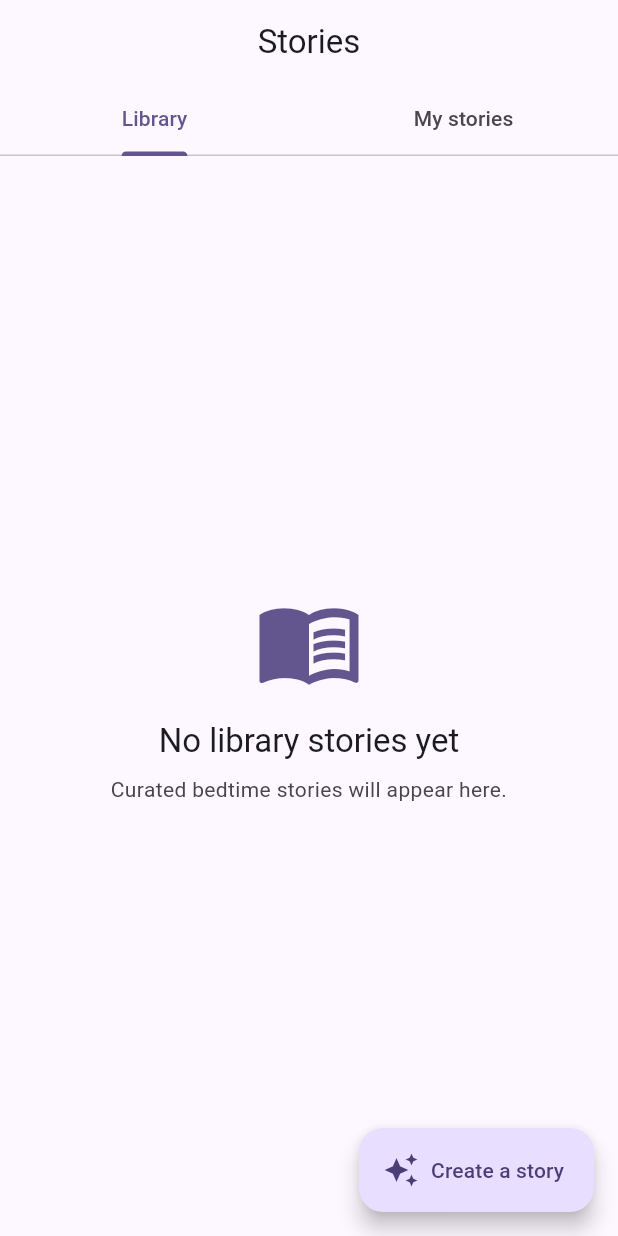
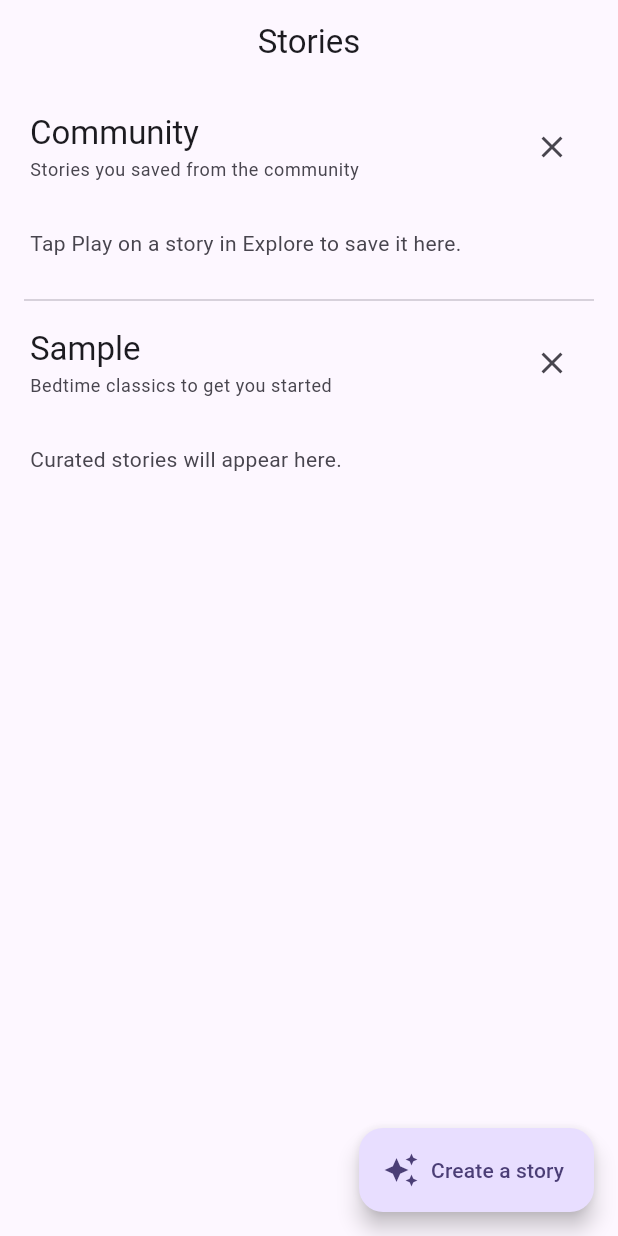
Before and after one commit to Kuramallc/kitty_story, a Flutter app: the StoriesScreen screen opened by its route, on a phone screen of 412 x 824 dp. Run offline on Flutter 3.47's test engine with Material 3 defaults, Android fonts, the phone set to English and light mode, and no system bars; our stand-ins replace audio_service, cloud_firestore, cloud_functions, firebase_auth, firebase_core, firebase_storage and 5 more; missing offline and left inert: firebase_app_check, record; accounts and stored records are empty.

Commit message:
feat(stories): unified collapsible Library (Created by me / Community / Sample)
Replace the tabbed Stories screen with a single scrolling Library of
collapsible sections: the user's generated stories (pinned to the top, hidden
when empty), saved community stories, and a curated sample set (pinned to the
bottom). Extract a reusable CollapsibleSection widget — tap the header or the
✕ to collapse a section down to its title.

Co-Authored-By: Claude Opus 4.8 <noreply@anthropic.com>

```diff
--- /dev/null
+++ b/lib/src/common/widgets/collapsible_section.dart
@@ -0,0 +1,93 @@
+import 'package:flutter/material.dart';
+
+/// A titled section whose body collapses down to just its header.
+///
+/// Tapping the header — or the trailing ✕ / chevron — toggles it, so secondary
+/// content (e.g. the Library's "Sample stories") can be tucked away inline
+/// without a navigation push. Starts expanded unless [initiallyExpanded] is
+/// `false`.
+class CollapsibleSection extends StatefulWidget {
+  const CollapsibleSection({
+    super.key,
+    required this.title,
+    required this.child,
+    this.subtitle,
+    this.initiallyExpanded = true,
+  });
+
+  final String title;
+  final String? subtitle;
+  final Widget child;
+  final bool initiallyExpanded;
+
+  @override
+  State<CollapsibleSection> createState() => _CollapsibleSectionState();
+}
+
+class _CollapsibleSectionState extends State<CollapsibleSection> {
+  late bool _expanded = widget.initiallyExpanded;
+
+  void _toggle() => setState(() => _expanded = !_expanded);
+
+  @override
+  Widget build(BuildContext context) {
+    final theme = Theme.of(context);
+    return Column(
+      crossAxisAlignment: CrossAxisAlignment.stretch,
+      children: [
+        InkWell(
+          onTap: _toggle,
+          borderRadius: BorderRadius.circular(14),
+          child: Padding(
+            padding: const EdgeInsets.symmetric(vertical: 6, horizontal: 4),
+            child: Row(
+              children: [
+                Expanded(
+                  child: Column(
+                    crossAxisAlignment: CrossAxisAlignment.start,
+                    children: [
+                      Text(widget.title, style: theme.textTheme.titleLarge),
+                      if (widget.subtitle != null)
+                        Padding(
+                          padding: const EdgeInsets.only(top: 2),
+                          child: Text(
+                            widget.subtitle!,
+                            style: theme.textTheme.bodySmall?.copyWith(
+                              color: theme.colorScheme.onSurfaceVariant,
+                            ),
+                          ),
+                        ),
+                    ],
+                  ),
+                ),
+                IconButton(
+                  onPressed: _toggle,
+                  tooltip: _expanded ? 'Collapse' : 'Expand',
+                  icon: AnimatedSwitcher(
+                    duration: const Duration(milliseconds: 150),
+                    child: Icon(
+                      _expanded ? Icons.close : Icons.expand_more,
+                      key: ValueKey<bool>(_expanded),
+                    ),
+                  ),
+                ),
+              ],
+            ),
+          ),
+        ),
+        // Animate the collapse; AnimatedSize clips the overflow as it shrinks.
+        AnimatedSize(
+          duration: const Duration(milliseconds: 220),
+          curve: Curves.easeInOut,
+          alignment: Alignment.topCenter,
+          child: _expanded
+              ? Padding(
+                  padding: const EdgeInsets.only(top: 8),
+                  child: widget.child,
+                )
+              : const SizedBox(width: double.infinity),
+        ),
+      ],
+    );
+  }
+}
--- a/lib/src/features/stories/presentation/stories_screen.dart
+++ b/lib/src/features/stories/presentation/stories_screen.dart
@@ -2,62 +2,117 @@ import 'package:flutter/material.dart';
 import 'package:flutter_riverpod/flutter_riverpod.dart';
 import 'package:go_router/go_router.dart';
 
-import '../../../common/widgets/async_value_widget.dart';
+import '../../../common/widgets/collapsible_section.dart';
+import '../../community/data/community_repository.dart';
+import '../../community/domain/published_story.dart';
 import '../data/story_repository.dart';
 import '../domain/story.dart';
 
-/// Two tabs: the curated library and the user's AI-generated stories. A FAB
-/// opens the generation form.
+/// The unified Library: one scrolling view of collapsible sections, in order:
+///   • **Created by me** — the user's AI-generated stories. Pinned to the top,
+///     but hidden entirely when they have none.
+///   • **Community** — stories the user saved from Explore.
+///   • **Sample** — a curated starter set, always pinned to the bottom.
+///
+/// A FAB opens the generation form (new stories land in "Created by me").
 class StoriesScreen extends StatelessWidget {
   const StoriesScreen({super.key});
 
   @override
   Widget build(BuildContext context) {
-    return DefaultTabController(
-      length: 2,
-      child: Scaffold(
-        appBar: AppBar(
-          title: const Text('Stories'),
-          bottom: const TabBar(
-            tabs: [Tab(text: 'Library'), Tab(text: 'My stories')],
-          ),
-        ),
-        floatingActionButton: FloatingActionButton.extended(
-          onPressed: () => context.push('/stories/generate'),
-          icon: const Icon(Icons.auto_awesome),
-          label: const Text('Create a story'),
-        ),
-        body: const SafeArea(
-          child: TabBarView(
-            children: [
-              _StoryList(library: true),
-              _StoryList(library: false),
-            ],
-          ),
-        ),
+    return Scaffold(
+      appBar: AppBar(title: const Text('Stories')),
+      floatingActionButton: FloatingActionButton.extended(
+        onPressed: () => context.push('/stories/generate'),
+        icon: const Icon(Icons.auto_awesome),
+        label: const Text('Create a story'),
       ),
+      body: const SafeArea(child: _LibraryView()),
     );
   }
 }
 
-class _StoryList extends ConsumerWidget {
-  const _StoryList({required this.library});
-
-  final bool library;
+class _LibraryView extends ConsumerWidget {
+  const _LibraryView();
 
   @override
   Widget build(BuildContext context, WidgetRef ref) {
-    final stories = ref.watch(library ? libraryStoriesProvider : myStoriesProvider);
-    return AsyncValueWidget(
-      value: stories,
-      data: (list) => list.isEmpty
-          ? _EmptyState(library: library)
-          : ListView.separated(
-              padding: const EdgeInsets.fromLTRB(16, 16, 16, 96),
-              itemCount: list.length,
-              separatorBuilder: (_, _) => const SizedBox(height: 12),
-              itemBuilder: (context, index) => _StoryCard(story: list[index]),
+    final created = ref.watch(myStoriesProvider);
+    final community = ref.watch(archivedStoriesProvider);
+    final sample = ref.watch(libraryStoriesProvider);
+
+    // "Created by me" is pinned to the top — but only when the user actually
+    // has generated stories. While loading or on error there's nothing to show,
+    // so it stays hidden (valueOrNull is null until data arrives).
+    final createdStories = created.asData?.value ?? const <Story>[];
+    final Widget? createdSection = createdStories.isEmpty
+        ? null
+        : CollapsibleSection(
+            title: 'Created by me',
+            subtitle: 'Stories you\'ve made',
+            child: _CardColumn(
+              children: [for (final s in createdStories) _StoryCard(story: s)],
             ),
+          );
+
+    final communitySection = CollapsibleSection(
+      title: 'Community',
+      subtitle: 'Stories you saved from the community',
+      child: community.when(
+        loading: () => const _SectionLoader(),
+        error: (_, _) =>
+            const _SectionMessage('Could not load your saved stories.'),
+        data: (list) => list.isEmpty
+            ? const _SectionMessage(
+                'Tap Play on a story in Explore to save it here.')
+            : _CardColumn(children: [for (final i in list) _ArchivedCard(item: i)]),
+      ),
+    );
+
+    // Sample is always rendered last.
+    final sampleSection = CollapsibleSection(
+      title: 'Sample',
+      subtitle: 'Bedtime classics to get you started',
+      child: sample.when(
+        loading: () => const _SectionLoader(),
+        error: (_, _) => const _SectionMessage('Could not load sample stories.'),
+        data: (list) => list.isEmpty
+            ? const _SectionMessage('Curated stories will appear here.')
+            : _CardColumn(children: [for (final s in list) _StoryCard(story: s)]),
+      ),
+    );
+
+    final sections = <Widget>[
+      ?createdSection,
+      communitySection,
+      sampleSection,
+    ];
+
+    return ListView(
+      padding: const EdgeInsets.fromLTRB(16, 12, 16, 96),
+      children: [
+        for (var i = 0; i < sections.length; i++) ...[
+          if (i > 0) const Divider(height: 24),
+          sections[i],
+        ],
+      ],
+    );
+  }
+}
+
+/// Stacks cards with consistent spacing inside a collapsible section.
+class _CardColumn extends StatelessWidget {
+  const _CardColumn({required this.children});
+
+  final List<Widget> children;
+
+  @override
+  Widget build(BuildContext context) {
+    return Column(
+      children: [
+        for (final child in children)
+          Padding(padding: const EdgeInsets.only(bottom: 12), child: child),
+      ],
     );
   }
 }
@@ -100,43 +155,56 @@ class _StoryCard extends StatelessWidget {
   }
 }
 
-class _EmptyState extends StatelessWidget {
-  const _EmptyState({required this.library});
+class _ArchivedCard extends StatelessWidget {
+  const _ArchivedCard({required this.item});
 
-  final bool library;
+  final ArchivedStory item;
 
   @override
   Widget build(BuildContext context) {
     final theme = Theme.of(context);
-    return Center(
-      child: Padding(
-        padding: const EdgeInsets.all(32),
-        child: Column(
-          mainAxisAlignment: MainAxisAlignment.center,
-          children: [
-            Icon(
-              library ? Icons.menu_book_outlined : Icons.auto_awesome,
-              size: 72,
-              color: theme.colorScheme.primary,
-            ),
-            const SizedBox(height: 16),
-            Text(
-              library ? 'No library stories yet' : 'No stories of your own yet',
-              style: theme.textTheme.titleLarge,
-              textAlign: TextAlign.center,
-            ),
-            const SizedBox(height: 8),
-            Text(
-              library
-                  ? 'Curated bedtime stories will appear here.'
-                  : 'Tap "Create a story" to make a personalized one.',
-              style: theme.textTheme.bodyMedium
-                  ?.copyWith(color: theme.colorScheme.onSurfaceVariant),
-              textAlign: TextAlign.center,
-            ),
-          ],
+    final tags = item.tags.all.take(3).join(' · ');
+    return Card(
+      child: ListTile(
+        contentPadding: const EdgeInsets.symmetric(horizontal: 16, vertical: 8),
+        leading: CircleAvatar(
+          backgroundColor: theme.colorScheme.secondaryContainer,
+          child: Icon(Icons.bookmark, color: theme.colorScheme.onSecondaryContainer),
         ),
+        title: Text(item.title, style: theme.textTheme.titleMedium),
+        subtitle: tags.isEmpty ? null : Text(tags),
+        trailing: const Icon(Icons.chevron_right),
+        onTap: () => context.push('/explore/story/${item.publishedStoryId}'),
       ),
     );
   }
 }
+
+class _SectionLoader extends StatelessWidget {
+  const _SectionLoader();
+
+  @override
+  Widget build(BuildContext context) => const Padding(
+        padding: EdgeInsets.symmetric(vertical: 24),
+        child: Center(child: CircularProgressIndicator()),
+      );
+}
+
+class _SectionMessage extends StatelessWidget {
+  const _SectionMessage(this.text);
+
+  final String text;
+
+  @override
+  Widget build(BuildContext context) {
+    final theme = Theme.of(context);
+    return Padding(
+      padding: const EdgeInsets.symmetric(vertical: 16, horizontal: 4),
+      child: Text(
+        text,
+        style: theme.textTheme.bodyMedium
+            ?.copyWith(color: theme.colorScheme.onSurfaceVariant),
+      ),
+    );
+  }
+}
```
Also changed, not shown: 1 other file.
